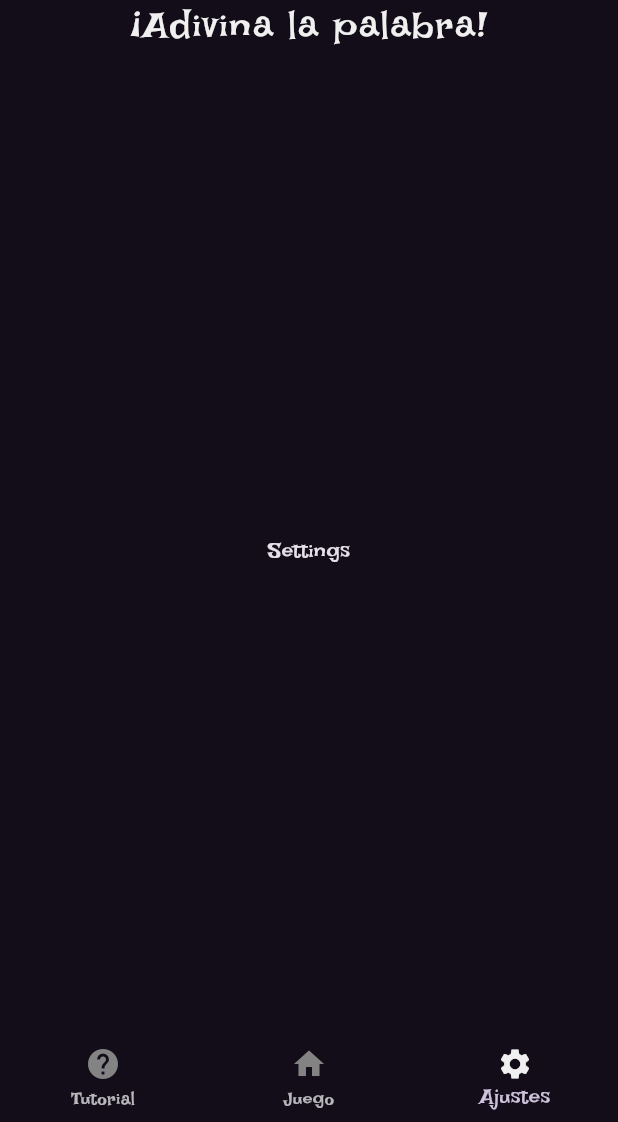
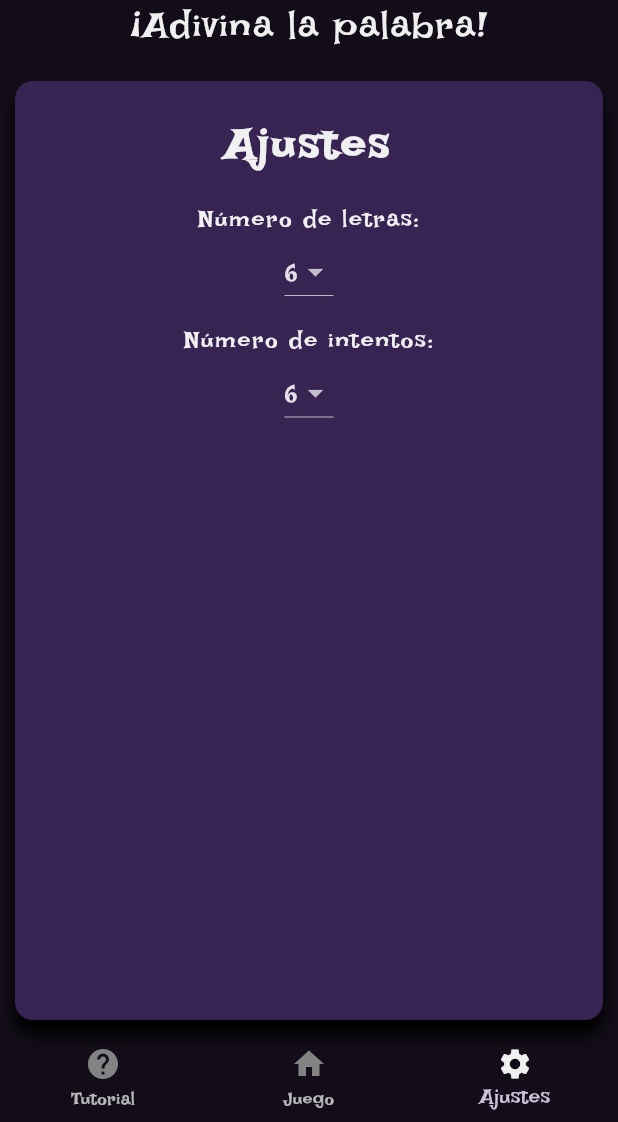
Before and after one commit to loomlight-games/Witchle, a Flutter app: the screen it shows after launch, item 3 of the bottom bar chosen, on a phone screen of 412 x 824 dp, the part 114-1236 px from its top. Run offline on Flutter 3.47's test engine with Material 3 defaults, Android fonts, the light colour scheme and no system bars; our stand-ins replace equatable, flip_card.

Commit message:
Preliminar settings screen

```diff
--- /dev/null
+++ b/lib/game/data/settings_manager.dart
@@ -0,0 +1,16 @@
+class SettingsManager {
+  // Singleton instance
+  static final SettingsManager _instance = SettingsManager._internal();
+
+  // Private constructor
+  SettingsManager._internal();
+
+  // Factory constructor to return the singleton instance
+  factory SettingsManager() {
+    return _instance;
+  }
+
+  // Variables to store the selected options
+  int selectedLetters = 6;
+  int selectedGuesses = 6;
+}
--- a/lib/game/exports.dart
+++ b/lib/game/exports.dart
@@ -5,6 +5,7 @@ export 'package:flip_card/flip_card.dart';
 export 'dart:math';
 export 'package:witchle/app/app_colors.dart';
 export 'package:witchle/game/data/word_list.dart';
+export 'package:witchle/game/data/settings_manager.dart';
 
 export 'models/letter_model.dart';
 export 'models/word_model.dart';
--- a/lib/game/screens/game_screen.dart
+++ b/lib/game/screens/game_screen.dart
@@ -1,12 +1,9 @@
+import 'package:flutter/material.dart';
 import 'package:witchle/game/exports.dart';
 
 // Status of game
 enum GameStatus { playing, submitting, lost, won }
 
-/// {@template GameScreen}
-/// Represents the main game screen in the application.
-/// It creates an instance of _GameScreenState to manage its state.
-/// {@endtemplate}
 class GameScreen extends StatefulWidget {
   const GameScreen({super.key});
 
@@ -14,16 +11,17 @@ class GameScreen extends StatefulWidget {
   State<GameScreen> createState() => _GameScreenState();
 }
 
-/// {@template _GameScreenState}
-/// Contains the logic and UI of the game screen.
-/// {@endtemplate}
 class _GameScreenState extends State<GameScreen> {
   // PROPERTIES ////////////////////////////////////////////////////////////
 
   GameStatus _gameStatus = GameStatus.playing;
 
-  static const int numLetters = 6;
-  static const int numGuesses = 6;
+  // Access the singleton instance
+  final SettingsManager settings = SettingsManager();
+
+  // Use the selectedLetters and selectedGuesses from SettingsManager
+  late final int numLetters = settings.selectedLetters;
+  late final int numGuesses = settings.selectedGuesses;
   int currentWordIndex = 0; // Current word index being constructed
 
   Word? get _currentWord =>
@@ -43,10 +41,11 @@ class _GameScreenState extends State<GameScreen> {
 
   // METHODS ////////////////////////////////////////////////////////////////
 
-  // Generates a random solution word
+  // Generates a random solution word based on the number of letters
   Word _generateSolution() {
+    final wordList = numLetters == 5 ? fiveLetterWords : sixLetterWords;
     return Word.fromString(
-      sixLetterWords[Random().nextInt(sixLetterWords.length)].toUpperCase(),
+      wordList[Random().nextInt(wordList.length)].toUpperCase(),
     );
   }
 
--- a/lib/game/screens/settings_screen.dart
+++ b/lib/game/screens/settings_screen.dart
@@ -8,8 +8,129 @@ class SettingsScreen extends StatefulWidget {
 }
 
 class _SettingsScreenState extends State<SettingsScreen> {
+  // PROPERTIES ////////////////////////////////////////////////////////////
+
+  // Define a TextStyle for normal text to ensure consistency
+  static const TextStyle normalTextStyle = TextStyle(
+    fontSize: 16,
+    fontWeight: FontWeight.normal,
+    letterSpacing: 1,
+    color: letterColor, // Use a predefined color for text
+  );
+
+  static const TextStyle titleTextStyle = TextStyle(
+    fontSize: 30,
+    fontWeight: FontWeight.bold,
+    letterSpacing: 2,
+    color: letterColor,
+  );
+
+  static const List<int> letterOptions = [5, 6];
+  static const List<int> guessOptions = [3, 4, 6];
+
+  // Access the singleton instance
+  final SettingsManager settings = SettingsManager();
+
+  // METHODS ////////////////////////////////////////////////////////////////
+  // Method to create the title widget
+  Widget _buildTitle(String title) {
+    return Padding(
+      padding: const EdgeInsets.all(10.0), // Add vertical padding
+      child: Text(
+        title, // Display the title text
+        style: titleTextStyle,
+        textAlign: TextAlign.center, // Center the text horizontally
+      ),
+    );
+  }
+
+  // WIDGET /////////////////////////////////////////////////////////////////
   @override
   Widget build(BuildContext context) {
-    return Scaffold(body: Center(child: Text('Settings')));
+    // Build method to construct the UI of the screen
+    return Scaffold(
+      body: Column(
+        children: [
+          Expanded(
+            child: Container(
+              width: double.infinity, // Make the container take full width
+              margin:
+                  const EdgeInsets.all(10.0), // Add margin around the container
+              decoration: BoxDecoration(
+                color: buttonInitialColor, // Background color for the container
+                borderRadius: BorderRadius.circular(12.0), // Rounded corners
+                boxShadow: [
+                  BoxShadow(
+                    color: Colors.black, // Shadow color
+                    blurRadius: 8.0, // Shadow blur radius
+                    offset: Offset(0, 10), // Shadow offset
+                  ),
+                ],
+              ),
+              child: ClipRRect(
+                borderRadius: BorderRadius.circular(
+                    12.0), // Ensure content respects the border radius
+                child: SingleChildScrollView(
+                  // Use SingleChildScrollView to prevent overflow
+                  child: Column(
+                    children: [
+                      const SizedBox(height: 10),
+                      _buildTitle('Ajustes'),
+                      const Padding(
+                        padding: EdgeInsets.only(top: 7),
+                        child: Text(
+                          'Número de letras:',
+                          textAlign:
+                              TextAlign.center, // Center the text horizontally
+                          style: normalTextStyle,
+                        ),
+                      ),
+                      DropdownButton<int>(
+                        value: settings.selectedLetters,
+                        items: letterOptions.map((int value) {
+                          return DropdownMenuItem<int>(
+                            value: value,
+                            child: Text(value.toString()),
+                          );
+                        }).toList(),
+                        onChanged: (int? newValue) {
+                          setState(() {
+                            settings.selectedLetters = newValue!;
+                          });
+                        },
+                      ),
+                      const Padding(
+                        padding: EdgeInsets.only(top: 10),
+                        child: Text(
+                          'Número de intentos:',
+                          textAlign:
+                              TextAlign.center, // Center the text horizontally
+                          style: normalTextStyle,
+                        ),
+                      ),
+                      DropdownButton<int>(
+                        value: settings.selectedGuesses,
+                        items: guessOptions.map((int value) {
+                          return DropdownMenuItem<int>(
+                            value: value,
+                            child: Text(value.toString()),
+                          );
+                        }).toList(),
+                        onChanged: (int? newValue) {
+                          setState(() {
+                            settings.selectedGuesses = newValue!;
+                          });
+                        },
+                      ),
+                      const SizedBox(height: 10),
+                    ],
+                  ),
+                ),
+              ),
+            ),
+          ),
+        ],
+      ),
+    );
   }
 }
--- a/lib/game/screens/tutorial_screen.dart
+++ b/lib/game/screens/tutorial_screen.dart
@@ -140,7 +140,6 @@ class _TutorialScreenState extends State<TutorialScreen> {
 
   // WIDGET /////////////////////////////////////////////////////////////////
   @override
-  @override
   Widget build(BuildContext context) {
     // Build method to construct the UI of the screen
     return Scaffold(
```
